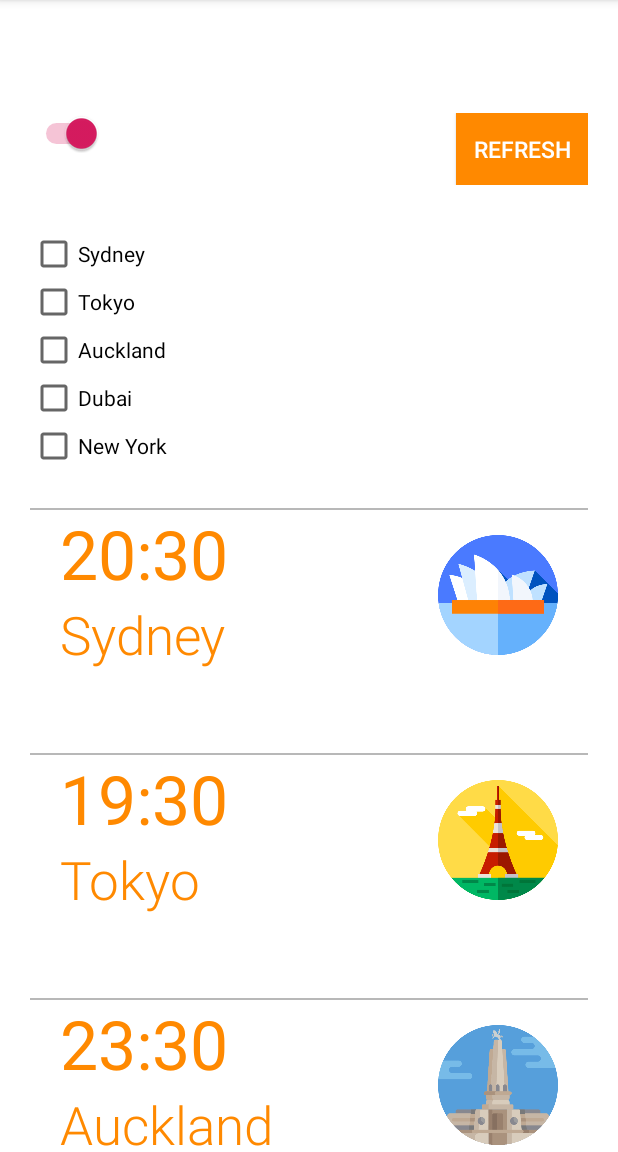
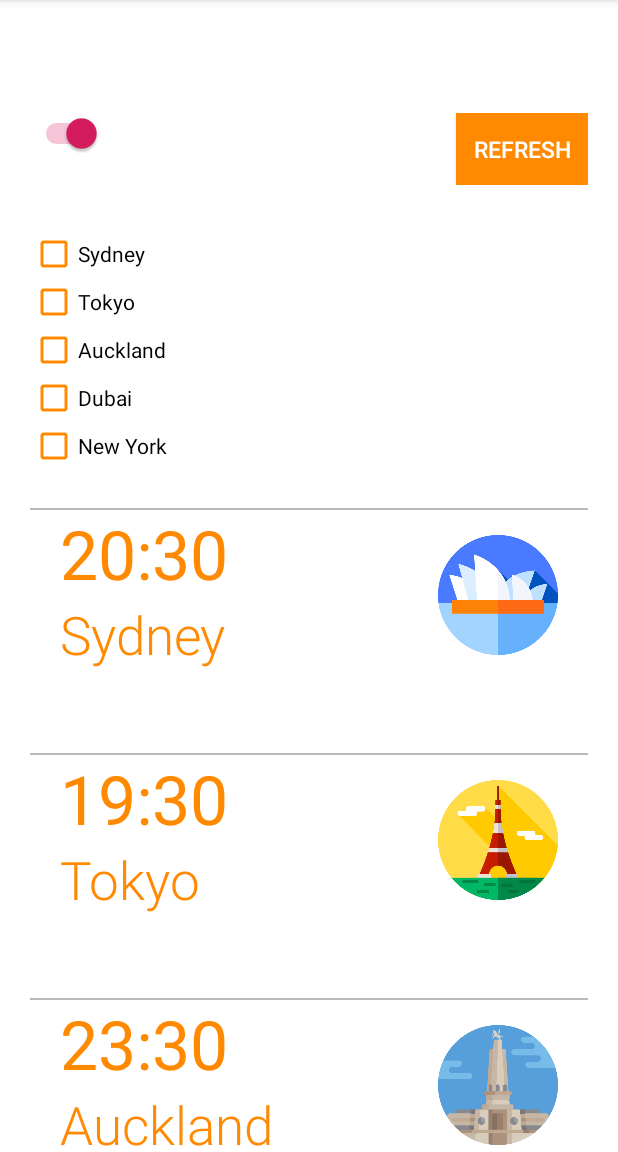
Before and after one commit to nicky951/INFS3634Assignment1, an Android app: the screen it shows after launch (MainActivity), after a tap on an icon or button, on a phone screen of 412 x 824 dp, the part 84-1236 px from its top. Run offline under Robolectric (Android 15) with nearby library versions, the phone set to English and light mode, and no system bars.

Commit message:
final adjustments. Removed and readjusted some redundant code

```diff
--- a/app/src/main/java/com/example/infs3634assignment1/MainActivity.java
+++ b/app/src/main/java/com/example/infs3634assignment1/MainActivity.java
@@ -7,7 +7,6 @@ import android.widget.CheckBox;
 import android.widget.CompoundButton;
 import android.widget.Switch;
 import android.widget.TextView;
-
 import java.text.DateFormat;
 import java.text.SimpleDateFormat;
 import java.util.Calendar;
@@ -21,36 +20,31 @@ public class MainActivity extends AppCompatActivity {
 
     //Sydney Time
     private TextView sydneyTime;
-    TimeZone sydney = TimeZone.getTimeZone("Australia/Sydney");
-    Calendar s = Calendar.getInstance(sydney);
+    TimeZone sydney;
 
     //Japan Time
     private TextView tokyoTime;
-    TimeZone tokyo = TimeZone.getTimeZone("Asia/Tokyo");
-    Calendar t = Calendar.getInstance(tokyo);
+    TimeZone tokyo;
 
     //Auckland Time
     private TextView aucklandTime;
-    TimeZone auckland = TimeZone.getTimeZone("Pacific/Auckland");
-    Calendar a = Calendar.getInstance(auckland);
+    TimeZone auckland;
 
     //Dubai Time
     private TextView dubaiTime;
-    TimeZone dubai = TimeZone.getTimeZone("Asia/Dubai");
-    Calendar d = Calendar.getInstance(dubai);
+    TimeZone dubai;
 
     //New York Time
     private TextView newyorkTime;
-    TimeZone newyork = TimeZone.getTimeZone("America/New_York");
-    Calendar n = Calendar.getInstance(newyork);
+    TimeZone newyork;
 
     @Override
     protected void onCreate(Bundle savedInstanceState) {
         super.onCreate(savedInstanceState);
         setContentView(R.layout.activity_main);
 
-        //Load 24 hour time on boot up
-        start();
+        //Default 24 hour on boot up
+        twelveHour();
 
         //Logic to utilise AM-PM Switch
         changeTime = findViewById(R.id.switchTime);
@@ -62,10 +56,11 @@ public class MainActivity extends AppCompatActivity {
                     twentyFourHour();
                 } else if (!changeTime.isChecked()) {
                     twelveHour();
-                }
+;               }
             }
         });
 
+        //The following is the checkbox logic to make views disappear
         CheckBox sydneyCheck;
         sydneyCheck = findViewById(R.id.sydneyCheck);
 
@@ -155,67 +150,40 @@ public class MainActivity extends AppCompatActivity {
     //24 Hour Display Logic
     public void twentyFourHour() {
 
+        //Date format 24 hour
         DateFormat twelveHour = new SimpleDateFormat("HH:mm", Locale.ENGLISH);
+
+        setTimeZone();
+
+        Calendar s = Calendar.getInstance(sydney);
         twelveHour.setTimeZone(sydney);
 
         String timeS = twelveHour.format(s.getTime());
         sydneyTime = findViewById(R.id.sydneytime);
         sydneyTime.setText(timeS);
 
+        Calendar t = Calendar.getInstance(tokyo);
         twelveHour.setTimeZone(tokyo);
 
         String timeT = twelveHour.format(t.getTime());
         tokyoTime = findViewById(R.id.tokyotime);
         tokyoTime.setText(timeT);
 
+        Calendar a = Calendar.getInstance(auckland);
         twelveHour.setTimeZone(auckland);
 
         String timeA = twelveHour.format(a.getTime());
         aucklandTime = findViewById(R.id.aucklandtime);
         aucklandTime.setText(timeA);
 
+        Calendar d = Calendar.getInstance(dubai);
         twelveHour.setTimeZone(dubai);
 
         String timeD = twelveHour.format(d.getTime());
         dubaiTime = findViewById(R.id.dubaitime);
         dubaiTime.setText(timeD);
 
-        twelveHour.setTimeZone(newyork);
-
-        String timeN = twelveHour.format(n.getTime());
-        newyorkTime = findViewById(R.id.newyorktime);
-        newyorkTime.setText(timeN);
-
-    }
-
-    //Display 12 Hour time from 24 Hour logic
-    public void twelveHour() {
-
-        DateFormat twelveHour = new SimpleDateFormat("hh:mm aa", Locale.ENGLISH);
-        twelveHour.setTimeZone(sydney);
-
-        String timeS = twelveHour.format(s.getTime());
-        sydneyTime = findViewById(R.id.sydneytime);
-        sydneyTime.setText(timeS);
-
-        twelveHour.setTimeZone(tokyo);
-
-        String timeT = twelveHour.format(t.getTime());
-        tokyoTime = findViewById(R.id.tokyotime);
-        tokyoTime.setText(timeT);
-
-        twelveHour.setTimeZone(auckland);
-
-        String timeA = twelveHour.format(a.getTime());
-        aucklandTime = findViewById(R.id.aucklandtime);
-        aucklandTime.setText(timeA);
-
-        twelveHour.setTimeZone(dubai);
-
-        String timeD = twelveHour.format(d.getTime());
-        dubaiTime = findViewById(R.id.dubaitime);
-        dubaiTime.setText(timeD);
-
+        Calendar n = Calendar.getInstance(newyork);
         twelveHour.setTimeZone(newyork);
 
         String timeN = twelveHour.format(n.getTime());
@@ -223,39 +191,48 @@ public class MainActivity extends AppCompatActivity {
         newyorkTime.setText(timeN);
     }
 
-    //Load data on app start
-    public void start(){
+    //Display 12 hour display logic
+    public void twelveHour() {
+
+        //Date format 12 hour
         DateFormat twelveHour = new SimpleDateFormat("hh:mm aa", Locale.ENGLISH);
+
+        setTimeZone();
+
+        Calendar s = Calendar.getInstance(sydney);
         twelveHour.setTimeZone(sydney);
 
         String timeS = twelveHour.format(s.getTime());
         sydneyTime = findViewById(R.id.sydneytime);
         sydneyTime.setText(timeS);
 
+        Calendar t = Calendar.getInstance(tokyo);
         twelveHour.setTimeZone(tokyo);
 
         String timeT = twelveHour.format(t.getTime());
         tokyoTime = findViewById(R.id.tokyotime);
         tokyoTime.setText(timeT);
 
+        Calendar a = Calendar.getInstance(auckland);
         twelveHour.setTimeZone(auckland);
 
         String timeA = twelveHour.format(a.getTime());
         aucklandTime = findViewById(R.id.aucklandtime);
         aucklandTime.setText(timeA);
 
+        Calendar d = Calendar.getInstance(dubai);
         twelveHour.setTimeZone(dubai);
 
         String timeD = twelveHour.format(d.getTime());
         dubaiTime = findViewById(R.id.dubaitime);
         dubaiTime.setText(timeD);
 
+        Calendar n = Calendar.getInstance(newyork);
         twelveHour.setTimeZone(newyork);
 
         String timeN = twelveHour.format(n.getTime());
         newyorkTime = findViewById(R.id.newyorktime);
         newyorkTime.setText(timeN);
-
     }
 
     //Refresh app button logic
@@ -267,4 +244,13 @@ public class MainActivity extends AppCompatActivity {
         startActivity(getIntent());
         overridePendingTransition(0, 0);
     }
+
+    //Reset Timezone values: can be used for updates.
+    public void setTimeZone() {
+        sydney = TimeZone.getTimeZone("Australia/Sydney");
+        tokyo = TimeZone.getTimeZone("Asia/Tokyo");
+        auckland = TimeZone.getTimeZone("Pacific/Auckland");
+        dubai = TimeZone.getTimeZone("Asia/Dubai");
+        newyork = TimeZone.getTimeZone("America/New_York");
+    }
 }
--- a/app/src/main/res/layout/checkbox.xml
+++ b/app/src/main/res/layout/checkbox.xml
@@ -10,6 +10,7 @@
         android:layout_width="wrap_content"
         android:layout_height="wrap_content"
         android:text="Sydney"
+        android:buttonTint="#FF8900"
         app:layout_constraintStart_toStartOf="parent"
         app:layout_constraintTop_toTopOf="parent">
     </CheckBox>
@@ -19,6 +20,7 @@
         android:layout_width="wrap_content"
         android:layout_height="wrap_content"
         android:text="Tokyo"
+        android:buttonTint="#FF8900"
         app:layout_constraintStart_toStartOf="parent"
         app:layout_constraintTop_toTopOf="@id/sydneyCheck">
     </CheckBox>
@@ -28,6 +30,7 @@
         android:layout_width="wrap_content"
         android:layout_height="wrap_content"
         android:text="Auckland"
+        android:buttonTint="#FF8900"
         app:layout_constraintStart_toStartOf="parent"
         app:layout_constraintTop_toTopOf="@id/tokyoCheck">
     </CheckBox>
@@ -37,6 +40,7 @@
         android:layout_width="wrap_content"
         android:layout_height="wrap_content"
         android:text="Dubai"
+        android:buttonTint="#FF8900"
         app:layout_constraintStart_toStartOf="parent"
         app:layout_constraintTop_toTopOf="@id/aucklandCheck">
     </CheckBox>
@@ -46,6 +50,7 @@
         android:layout_width="wrap_content"
         android:layout_height="wrap_content"
         android:text="New York"
+        android:buttonTint="#FF8900"
         app:layout_constraintStart_toStartOf="parent"
         app:layout_constraintTop_toTopOf="@id/dubaiCheck">
     </CheckBox>
```
Also changed, not shown: 10 other files.
